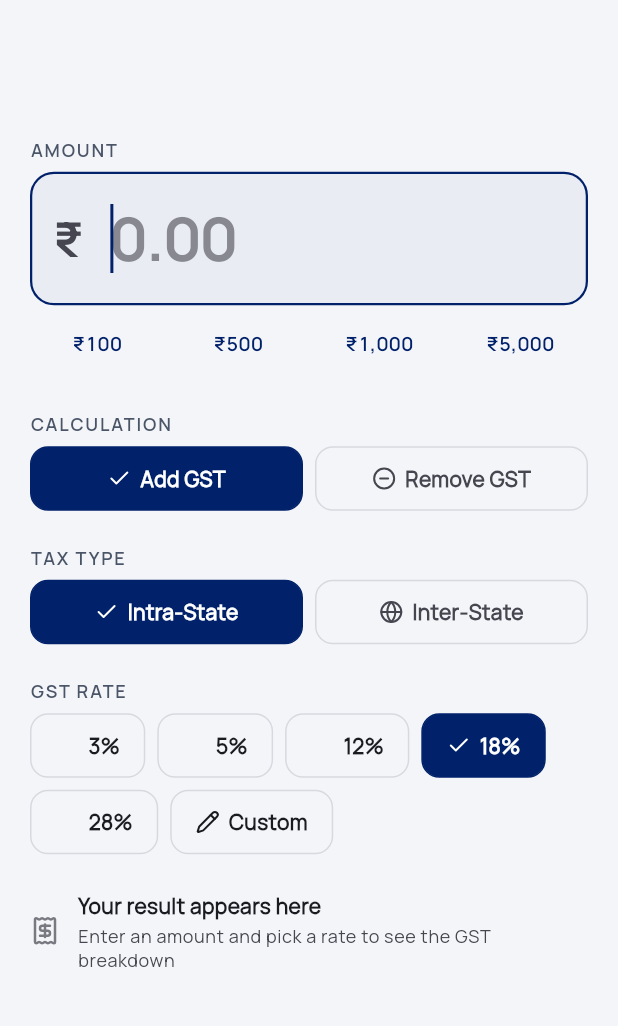
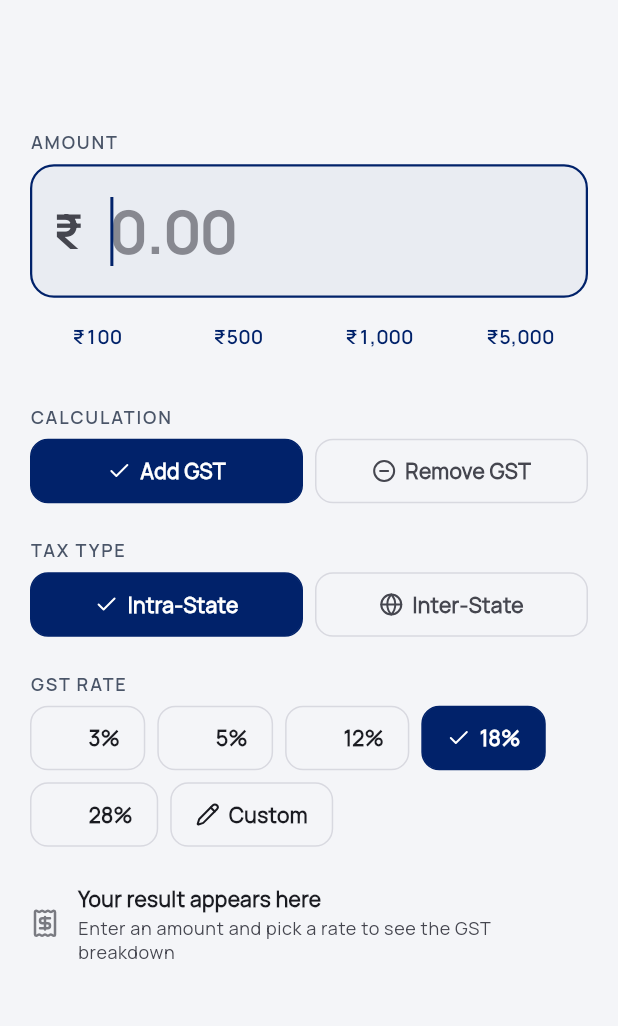
Before and after one commit to zindha/gst-calculator, a Flutter app: the GstCalculatorScreen screen opened directly, on a phone screen of 412 x 824 dp, the part 78-1104 px from its top. Run offline on Flutter 3.47's test engine with Material 3 defaults, Android fonts, the phone set to English and light mode, and no system bars; our stand-ins replace flutter_riverpod, lucide_icons_flutter, share_plus, shared_preferences; accounts and stored records are empty.

Commit message:
Reduce header-to-content gap: tighten top spacing on calculator screen
Remove AppHeader bottom padding (4px → 0) and reduce scroll view top
padding (8px → 2px) so the AMOUNT section starts closer to the header.
The content now begins ~10px higher, giving the calculator a more
immediate feel without adding any visual chrome.

🤖 Generated with Codebuff
Co-Authored-By: Codebuff <noreply@codebuff.com>

```diff
--- a/lib/core/widgets/app_header.dart
+++ b/lib/core/widgets/app_header.dart
@@ -41,7 +41,7 @@ class AppHeader extends StatelessWidget {
         : BrandColors.textPrimaryLight;
 
     return Padding(
-      padding: const EdgeInsets.fromLTRB(AppSpacing.xl, 8, AppSpacing.md, 4),
+      padding: const EdgeInsets.fromLTRB(AppSpacing.xl, 8, AppSpacing.md, 0),
       child: Row(
         children: [
           if (leading != null) ...[
--- a/lib/features/calculator/presentation/screens/gst_calculator_screen.dart
+++ b/lib/features/calculator/presentation/screens/gst_calculator_screen.dart
@@ -150,7 +150,7 @@ class _GstCalculatorScreenState extends ConsumerState<GstCalculatorScreen> {
                         ScrollViewKeyboardDismissBehavior.onDrag,
                     padding: const EdgeInsets.fromLTRB(
                       AppSpacing.xl,
-                      AppSpacing.sm,
+                      2, // Minimal top gap — content starts close to header
                       AppSpacing.xl,
                       AppSpacing.xxxl,
                     ),
```
